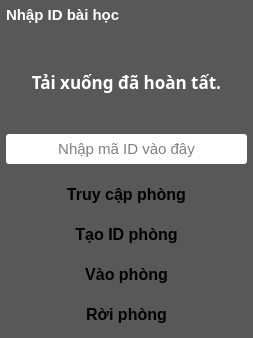
First picture: the form in UI_Files/connect.ui, repository hoangm960/Astraea, before the edit.
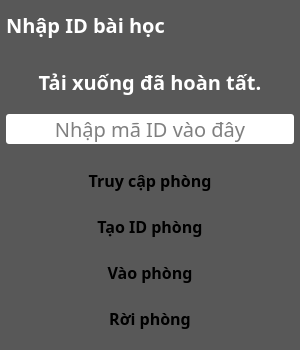
Second picture: the form after the edit. Icons and pictures are not drawn.

Patch:
```diff
--- a/UI_Files/connect.ui
+++ b/UI_Files/connect.ui
@@ -6,8 +6,8 @@
    <rect>
     <x>0</x>
     <y>0</y>
-    <width>253</width>
-    <height>338</height>
+    <width>300</width>
+    <height>350</height>
    </rect>
   </property>
   <property name="sizePolicy">
@@ -18,8 +18,8 @@
   </property>
   <property name="minimumSize">
    <size>
-    <width>0</width>
-    <height>338</height>
+    <width>300</width>
+    <height>350</height>
    </size>
   </property>
   <property name="maximumSize">
@@ -50,11 +50,17 @@
      <number>0</number>
     </property>
     <item>
-     <widget class="QFrame" name="frame">
+     <widget class="QFrame" name="TitleBar">
+      <property name="minimumSize">
+       <size>
+        <width>0</width>
+        <height>50</height>
+       </size>
+      </property>
       <property name="maximumSize">
        <size>
         <width>16777215</width>
-        <height>30</height>
+        <height>50</height>
        </size>
       </property>
       <property name="frameShape">
@@ -83,7 +89,8 @@
         <widget class="QLabel" name="label">
          <property name="font">
           <font>
-           <pointsize>11</pointsize>
+           <family>Montserrat</family>
+           <pointsize>15</pointsize>
            <weight>75</weight>
            <bold>true</bold>
           </font>
@@ -97,7 +104,7 @@
          </property>
         </widget>
        </item>
-       <item>
+       <item alignment="Qt::AlignRight">
         <widget class="QFrame" name="btn_frame">
          <property name="maximumSize">
           <size>
@@ -208,7 +215,7 @@
       <property name="font">
        <font>
         <family>Montserrat</family>
-        <pointsize>13</pointsize>
+        <pointsize>15</pointsize>
         <weight>75</weight>
         <bold>true</bold>
        </font>
@@ -234,7 +241,8 @@
       </property>
       <property name="font">
        <font>
-        <pointsize>11</pointsize>
+        <family>iCiel Effra Regular</family>
+        <pointsize>15</pointsize>
        </font>
       </property>
       <property name="styleSheet">
@@ -259,6 +267,12 @@
     </item>
     <item>
      <widget class="QFrame" name="frame_2">
+      <property name="minimumSize">
+       <size>
+        <width>0</width>
+        <height>200</height>
+       </size>
+      </property>
       <property name="frameShape">
        <enum>QFrame::StyledPanel</enum>
       </property>
@@ -291,6 +305,7 @@
          </property>
          <property name="font">
           <font>
+           <family>Montserrat</family>
            <pointsize>12</pointsize>
            <weight>75</weight>
            <bold>true</bold>
@@ -337,6 +352,7 @@
          </property>
          <property name="font">
           <font>
+           <family>Montserrat</family>
            <pointsize>12</pointsize>
            <weight>75</weight>
            <bold>true</bold>
@@ -383,6 +399,7 @@
          </property>
          <property name="font">
           <font>
+           <family>Montserrat</family>
            <pointsize>12</pointsize>
            <weight>75</weight>
            <bold>true</bold>
@@ -429,6 +446,7 @@
          </property>
          <property name="font">
           <font>
+           <family>Montserrat</family>
            <pointsize>12</pointsize>
            <weight>75</weight>
            <bold>true</bold>
```
